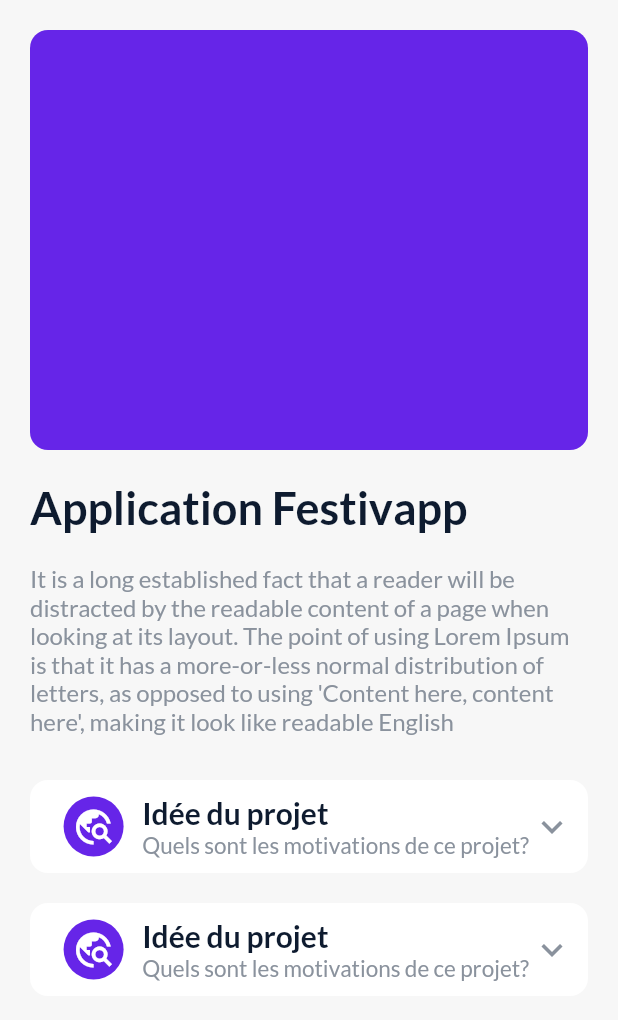
After one commit to BaptisteLecat/portfolio_app, a Flutter app: the screen it shows after launch, after a tap on "28 Nov - 16 Dec", on a phone screen of 412 x 824 dp. The commit adds this screen. Shown: the top 1020 px of the screen. Run offline on Flutter 3.47's test engine with Material 2 defaults, Android fonts, the phone set to English and light mode, and no system bars; our stand-ins replace bloc, custom_navigation_bar, equatable, flutter_bloc, flutter_secure_storage, flutter_svg and 4 more; network calls fail.

Commit message:
Implement project view

```diff
--- a/lib/presentation/feature/home/view/home_view.dart
+++ b/lib/presentation/feature/home/view/home_view.dart
@@ -31,6 +31,7 @@ class _HomeViewState extends State<HomeView> {
 
     // Use the controller to loop the video.
     _controller.setLooping(true);
+    _controller.setVolume(0.0);
 
     _controller.play();
 
--- a/lib/presentation/feature/home/widget/project_list.dart
+++ b/lib/presentation/feature/home/widget/project_list.dart
@@ -1,5 +1,6 @@
 import 'package:flutter/material.dart';
 import 'package:portfolio_app/presentation/feature/home/widget/project_card.dart';
+import 'package:portfolio_app/presentation/feature/project/screen/project_screen.dart';
 import 'package:portfolio_app/presentation/widget/theme/colors.dart';
 
 class ProjectList extends StatelessWidget {
@@ -32,7 +33,15 @@ class ProjectList extends StatelessWidget {
               scrollDirection: Axis.horizontal,
               itemCount: 5,
               itemBuilder: ((context, index) {
-                return ProjectCard();
+                return GestureDetector(
+                    onTap: (() {
+                      Navigator.push(
+                          context,
+                          MaterialPageRoute(
+                            builder: (context) => ProjectScreen(),
+                          ));
+                    }),
+                    child: ProjectCard());
               }),
             ),
           )
--- /dev/null
+++ b/lib/presentation/feature/project/screen/project_screen.dart
@@ -0,0 +1,11 @@
+import 'package:flutter/material.dart';
+import 'package:portfolio_app/presentation/feature/project/view/project_view.dart';
+
+class ProjectScreen extends StatelessWidget {
+  const ProjectScreen({Key? key}) : super(key: key);
+
+  @override
+  Widget build(BuildContext context) {
+    return ProjectView();
+  }
+}
--- /dev/null
+++ b/lib/presentation/feature/project/view/project_view.dart
@@ -0,0 +1,75 @@
+import 'package:flutter/material.dart';
+import 'package:portfolio_app/presentation/feature/project/widget/project_info_card.dart';
+import 'package:portfolio_app/presentation/widget/theme/colors.dart';
+
+class ProjectView extends StatelessWidget {
+  const ProjectView({Key? key}) : super(key: key);
+
+  @override
+  Widget build(BuildContext context) {
+    return Scaffold(
+      body: SafeArea(
+        child: CustomScrollView(
+          slivers: [
+            SliverFillRemaining(
+                hasScrollBody: false,
+                child: Column(
+                  children: [
+                    SizedBox(
+                      height: 320,
+                      child: Padding(
+                          padding: const EdgeInsets.all(20),
+                          child: ClipRRect(
+                            borderRadius: BorderRadius.circular(12),
+                            child: Container(
+                              color: primaryColor,
+                            ),
+                          )),
+                    ),
+                    Expanded(
+                      flex: 3,
+                      child: Padding(
+                        padding: const EdgeInsets.symmetric(horizontal: 20.0),
+                        child: Column(
+                            crossAxisAlignment: CrossAxisAlignment.start,
+                            //mainAxisAlignment: MainAxisAlignment.spaceEvenly,
+                            children: [
+                              Text(
+                                "Application Festivapp",
+                                style: Theme.of(context)
+                                    .textTheme
+                                    .headline1!
+                                    .copyWith(color: secondaryColor),
+                              ),
+                              SizedBox(
+                                height: 20,
+                              ),
+                              Text(
+                                """It is a long established fact that a reader will be distracted by the readable content of a page when looking at its layout. The point of using Lorem Ipsum is that it has a more-or-less normal distribution of letters, as opposed to using 'Content here, content here', making it look like readable English""",
+                                style: Theme.of(context)
+                                    .textTheme
+                                    .bodyText1!
+                                    .copyWith(
+                                        fontSize: 16,
+                                        color: secondaryColorBrighter),
+                              ),
+                              SizedBox(
+                                height: 20,
+                              ),
+                              Column(
+                                children: [
+                                  ProjectInfoCard(),
+                                  ProjectInfoCard(),
+                                ],
+                              )
+                            ]),
+                      ),
+                    )
+                  ],
+                ))
+          ],
+        ),
+      ),
+    );
+  }
+}
--- /dev/null
+++ b/lib/presentation/feature/project/widget/project_info_card.dart
@@ -0,0 +1,105 @@
+import 'package:flutter/material.dart';
+import 'package:portfolio_app/presentation/widget/theme/colors.dart';
+
+class ProjectInfoCard extends StatefulWidget {
+  const ProjectInfoCard({Key? key}) : super(key: key);
+
+  @override
+  State<ProjectInfoCard> createState() => _ProjectInfoCardState();
+}
+
+class _ProjectInfoCardState extends State<ProjectInfoCard> {
+  bool isActive = false;
+  @override
+  Widget build(BuildContext context) {
+    return Container(
+      margin: EdgeInsets.symmetric(vertical: 10.0),
+      child: GestureDetector(
+        onTap: (() {
+          setState(() {
+            isActive = !isActive;
+          });
+        }),
+        child: IntrinsicHeight(
+          child: Container(
+              decoration: BoxDecoration(
+                  borderRadius: BorderRadius.circular(12), color: Colors.white),
+              child: Padding(
+                padding: const EdgeInsets.all(10.0),
+                child: Column(
+                  children: [
+                    SizedBox(
+                      child: Row(
+                        crossAxisAlignment: CrossAxisAlignment.center,
+                        children: [
+                          Flexible(
+                              child: Container(
+                                  height: 40,
+                                  decoration: const BoxDecoration(
+                                      color: primaryColor,
+                                      shape: BoxShape.circle),
+                                  child: const Center(
+                                    child: Icon(Icons.travel_explore, size: 28),
+                                  ))),
+                          Expanded(
+                            flex: 4,
+                            child: Flex(
+                              direction: Axis.vertical,
+                              crossAxisAlignment: CrossAxisAlignment.start,
+                              mainAxisAlignment: MainAxisAlignment.spaceBetween,
+                              children: [
+                                Text(
+                                  "Idée du projet",
+                                  style: Theme.of(context)
+                                      .textTheme
+                                      .headline5!
+                                      .copyWith(
+                                          color: secondaryColor,
+                                          fontWeight: FontWeight.bold),
+                                ),
+                                Text(
+                                  "Quels sont les motivations de ce projet?",
+                                  style: Theme.of(context)
+                                      .textTheme
+                                      .bodyText1!
+                                      .copyWith(
+                                        color: secondaryColorBrighter,
+                                      ),
+                                )
+                              ],
+                            ),
+                          ),
+                          Icon(
+                            (isActive) ? Icons.expand_less : Icons.expand_more,
+                            color: secondaryColorBrighter,
+                            size: 28,
+                          ),
+                        ],
+                      ),
+                    ),
+                    Visibility(
+                      visible: (isActive),
+                      child: const SizedBox(
+                        height: 10,
+                      ),
+                    ),
+                    Visibility(
+                        visible: (isActive),
+                        child: Expanded(
+                          child: SizedBox(
+                            child: Text("""
+Lorem ipsum dolor sit amet, consectetur adipiscing elit. Sed non risus. Suspendisse lectus tortor, dignissim sit amet, adipiscing nec, ultricies sed, dolor. Cras elementum ultrices diam. Maecenas ligula massa, varius a, semper congue, euismod non, mi. Proin porttitor, orci nec nonummy molestie, enim est eleifend mi, non fermentum diam nisl sit amet erat. Duis semper. Duis arcu massa, scelerisque vitae, consequat in, pretium a, enim. Pellentesque congue.""",
+                                style: Theme.of(context)
+                                    .textTheme
+                                    .bodyText1!
+                                    .copyWith(color: secondaryColorBrighter)),
+                          ),
+                        ))
+                  ],
+                ),
+              )),
+        ),
+      ),
+    );
+  }
+}
--- a/lib/presentation/widget/theme/theme.dart
+++ b/lib/presentation/widget/theme/theme.dart
@@ -7,7 +7,7 @@ ThemeData basicTheme() {
       headline1: TextStyle(
           fontFamily: 'Lato',
           color: Colors.white,
-          fontSize: 24,
+          fontSize: 30,
           fontWeight: FontWeight.bold),
       headline2: TextStyle(
         fontFamily: 'Lato',
```
Also changed, not shown: lib/presentation/feature/project/bloc/project_bloc.dart (added, +194 -0 lines), lib/presentation/feature/project/bloc/project_event.dart (added, +36 -0 lines), lib/presentation/feature/project/bloc/project_state.dart (added, +60 -0 lines).
